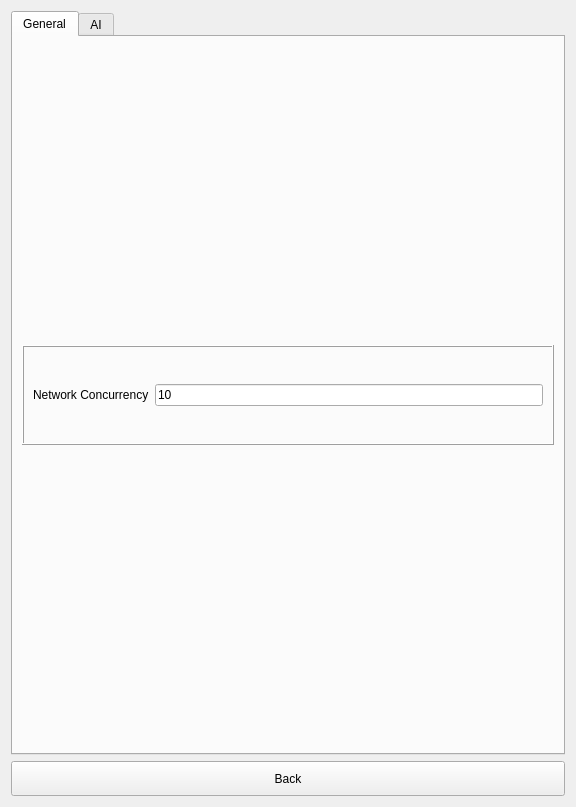
Old version of the form src/Preferences.ui in the repository ic005k/Knot.
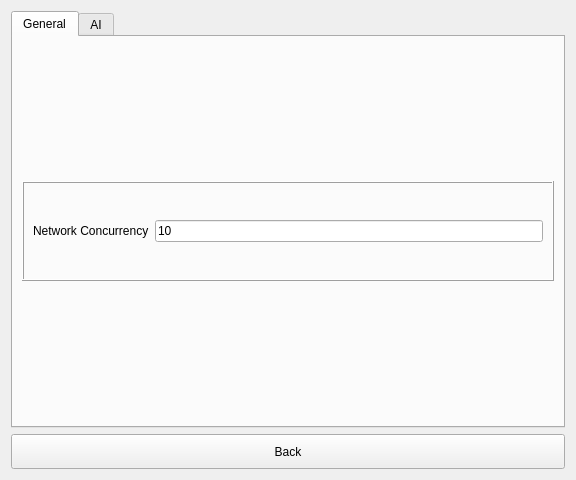
New version of the form. The open tabs and pages were chosen to show the change.

```diff
--- a/src/Preferences.ui
+++ b/src/Preferences.ui
@@ -7,7 +7,7 @@
     <x>0</x>
     <y>0</y>
     <width>576</width>
-    <height>807</height>
+    <height>480</height>
    </rect>
   </property>
   <property name="windowTitle">
```
Left out of the diff: 4 changed lines with no effect on the pictures.
